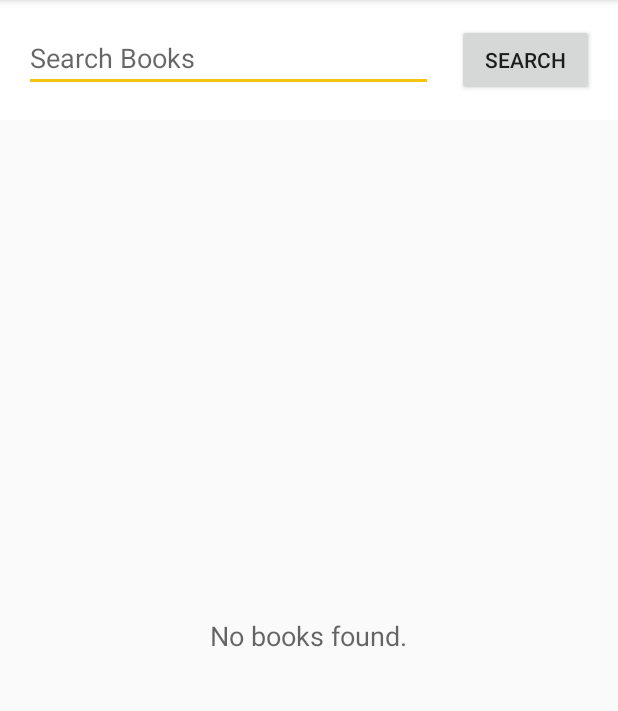
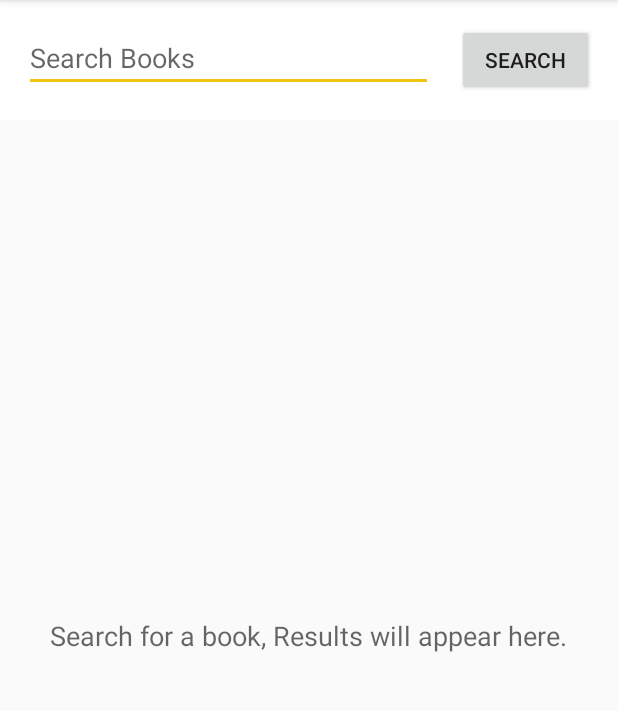
Before and after one commit to FadyFawzyOfficial/BookListing, an Android app: the screen it shows after launch (BookActivity), on a phone screen of 412 x 824 dp, the part 84-795 px from its top. Run offline under Robolectric (Android 15) with nearby library versions, the phone set to English and light mode, and no system bars.

Commit message:
1.23 Get the user input to search for and Display 'search message' on launch (right) time

```diff
--- a/app/src/main/java/com/engineerfadyfawzi/booklisting/BookActivity.java
+++ b/app/src/main/java/com/engineerfadyfawzi/booklisting/BookActivity.java
@@ -13,6 +13,7 @@ import android.net.NetworkInfo;
 import android.net.Uri;
 import android.os.Bundle;
 import android.preference.PreferenceManager;
+import android.text.TextUtils;
 import android.util.Log;
 import android.view.Menu;
 import android.view.MenuItem;
@@ -37,11 +38,11 @@ public class BookActivity extends AppCompatActivity implements LoaderCallbacks<
     /**
      * URL for earthquake data from the Google Books APi data set
      *
-     * Later we'll use UriBuilder.appendQueryParameter() methods to add additional parameters to
-     * the URI (such as sort order, download and filter).
+     * Now we're using UriBuilder.appendQueryParameter() methods to add additional parameters to
+     * the URI (such as topic, order by, max number of results download and filter).
      */
     private static final String BOOKS_REQUEST_URL =
-            "https://www.googleapis.com/books/v1/volumes?q=android";
+            "https://www.googleapis.com/books/v1/volumes";
 
     /**
      * Constant value for the earthquake loader ID. We can choose any integer.
@@ -74,6 +75,11 @@ public class BookActivity extends AppCompatActivity implements LoaderCallbacks<
      */
     private Button searchButton;
 
+    /**
+     * The "word" that the user enter in input text field to search for.
+     */
+    private String searchKeyword;
+
     @Override
     protected void onCreate( Bundle savedInstanceState )
     {
@@ -104,7 +110,7 @@ public class BookActivity extends AppCompatActivity implements LoaderCallbacks<
         // Find a reference to the {@link Button} to preform search operation
         searchButton = findViewById( R.id.search_button );
 
-        // initialize and set the value fo this global loading indicator (spinner)
+        // Initialize and set the value fo this global loading indicator (spinner)
         loadingIndicator = findViewById( R.id.loading_indicator );
 
         // To avoid the "No books found." message blinking on the screen when the when the app first
@@ -115,6 +121,9 @@ public class BookActivity extends AppCompatActivity implements LoaderCallbacks<
         // experience is better.
         emptyStateTextView = findViewById( R.id.empty_view );
         bookListView.setEmptyView( emptyStateTextView );
+
+        // Get the user search input "word" to search for it.
+        searchKeyword = String.valueOf( searchEditText.getText() );
 
         // If there is a network connection, fetch data
         if ( isConnected() )
@@ -200,7 +209,7 @@ public class BookActivity extends AppCompatActivity implements LoaderCallbacks<
         Uri baseUri = Uri.parse( BOOKS_REQUEST_URL );
         Uri.Builder uriBuilder = baseUri.buildUpon();
 
-        uriBuilder.appendQueryParameter( "q", "Android" );
+        uriBuilder.appendQueryParameter( "q", searchKeyword );
         uriBuilder.appendQueryParameter( "maxResults", maxResults );
         uriBuilder.appendQueryParameter( "orderBy", orderBy );
 
@@ -222,8 +231,12 @@ public class BookActivity extends AppCompatActivity implements LoaderCallbacks<
         // Hide loading indicator because the data has been loaded
         loadingIndicator.setVisibility( View.GONE );
 
-        // Set empty state text to display "No books found."
-        emptyStateTextView.setText( R.string.no_books );
+        if ( TextUtils.isEmpty( searchKeyword ) )
+            // Set empty state text to display search message
+            emptyStateTextView.setText( R.string.search_message );
+        else
+            // Set empty state text to display "No books found."
+            emptyStateTextView.setText( R.string.no_books );
 
         // Clear teh adapter of previous book data
         bookAdapter.clear();
--- a/app/src/main/res/values/strings.xml
+++ b/app/src/main/res/values/strings.xml
@@ -7,6 +7,9 @@
 
 	<!-- Text for Search Button -->
 	<string name = "search_button">Search</string>
+
+	<!-- Search message when there is no input from the user -->
+	<string name = "search_message">Search for a book, Results will appear here.</string>
 
 	<!-- Text to display in the list when there are no books -->
 	<string name = "no_books">No books found.</string>
```
